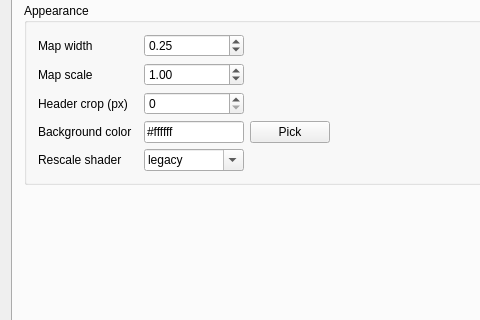
The window that src/MainWindow.ui (mikoro/orientview) describes before a commit, drawn with Qt 5; both pictures show x 0 to 480 and y 157 to 477 of the 600 by 633 pixel window.
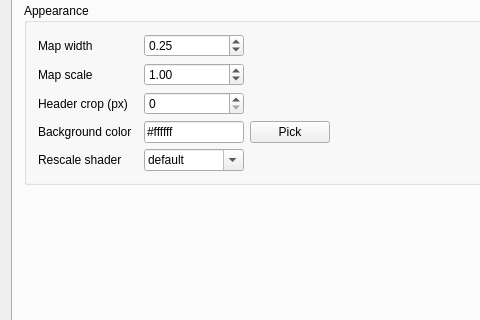
The same window after the commit. The open tabs and pages were chosen to show the change. Icons and pictures are not drawn.

```diff
--- a/src/MainWindow.ui
+++ b/src/MainWindow.ui
@@ -377,7 +377,7 @@
               <bool>true</bool>
              </property>
              <property name="currentIndex">
-              <number>3</number>
+              <number>0</number>
              </property>
              <item>
               <property name="text">
@@ -394,11 +394,6 @@
                <string>bicubic</string>
               </property>
              </item>
-             <item>
-              <property name="text">
-               <string>legacy</string>
-              </property>
-             </item>
             </widget>
            </item>
            <item row="2" column="0">
```
Left out of the diff: 9 changed lines with no effect on the pictures.
